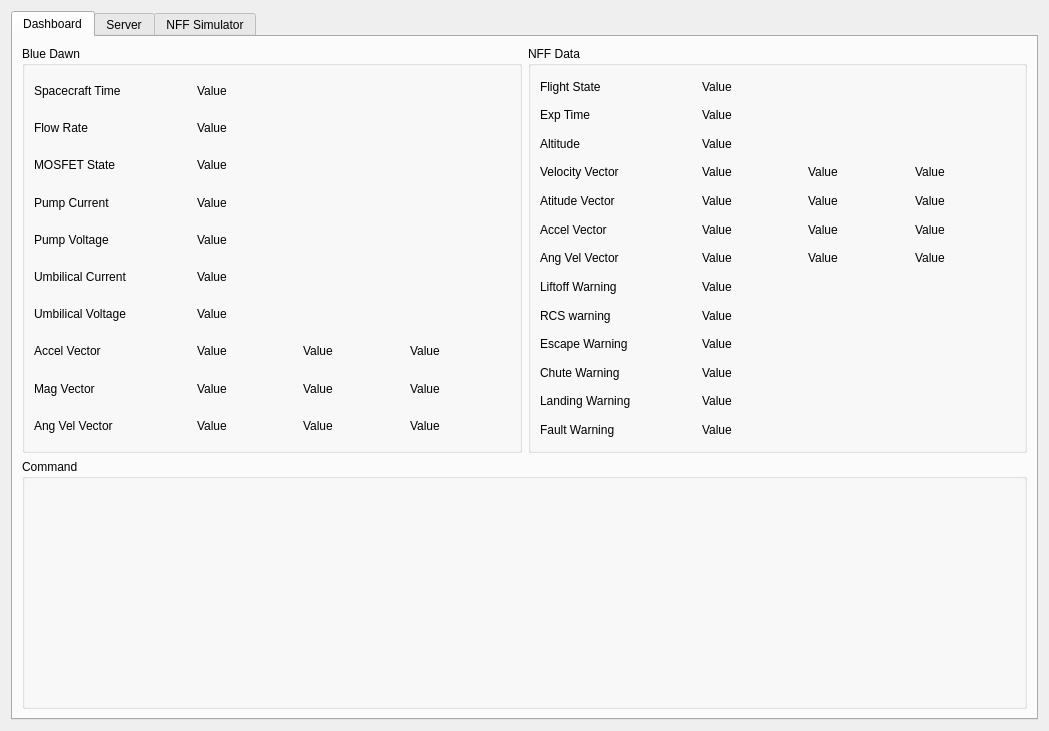
Before: the Qt Designer form GSE/monitorWindow.ui in Bruin-Spacecraft-Group/Rapid-Blue-Dawn-Ground-Testing, drawn with Qt 5.
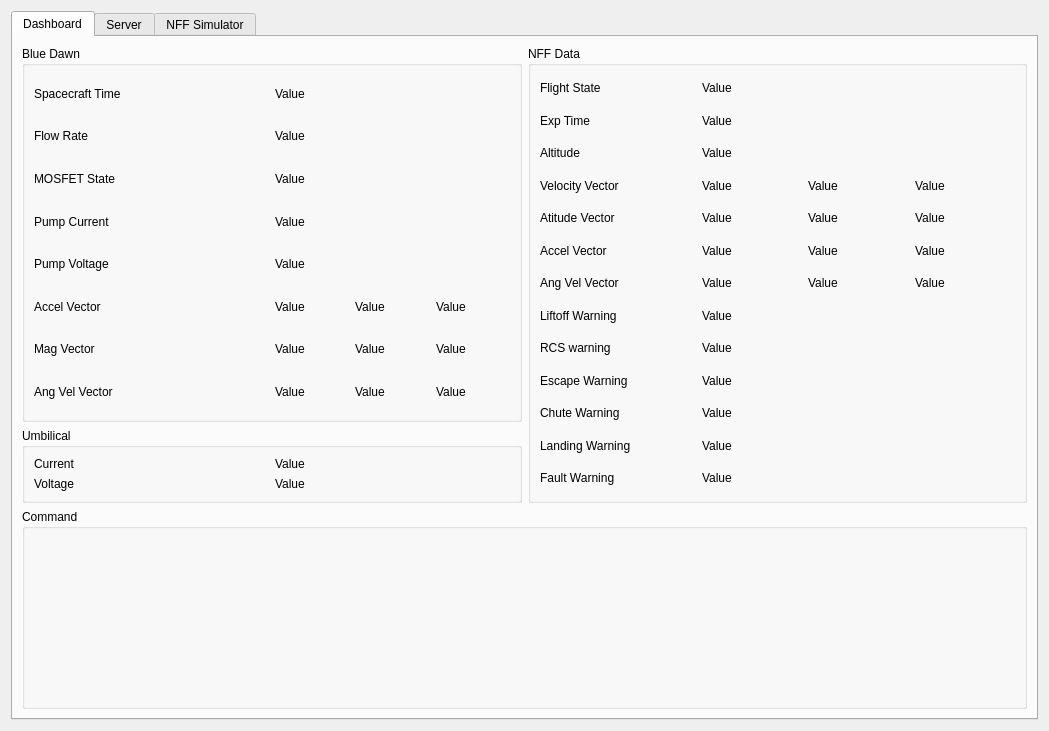
After: the same form once the commit is applied. The open tabs and pages were chosen to show the change. Icons and pictures are not drawn.

What changed in the file:
```diff
--- a/GSE/monitorWindow.ui
+++ b/GSE/monitorWindow.ui
@@ -31,6 +31,8 @@
        <item>
         <layout class="QHBoxLayout" name="horizontalLayout" stretch="1,1">
          <item>
+          <layout class="QVBoxLayout" name="verticalLayout_8" stretch="1,0">
+           <item>
           <widget class="QGroupBox" name="sc_groupbox">
            <property name="title">
             <string>Blue Dawn</string>
@@ -38,16 +40,30 @@
            <property name="flat">
             <bool>false</bool>
            </property>
-           <layout class="QGridLayout" name="gridLayout_3" columnstretch="1,2">
-            <item row="5" column="1">
-             <widget class="QLabel" name="current">
+             <layout class="QGridLayout" name="gridLayout">
+              <item row="0" column="0">
+               <widget class="QLabel" name="spacecraft_time_name">
+                <property name="text">
+                 <string>Spacecraft Time</string>
+                </property>
+               </widget>
+              </item>
+              <item row="0" column="1">
+               <widget class="QLabel" name="spacecraft_time">
               <property name="text">
                <string>Value</string>
               </property>
              </widget>
             </item>
-            <item row="6" column="1">
-             <widget class="QLabel" name="voltage">
+              <item row="1" column="0">
+               <widget class="QLabel" name="flow_rate_name">
+                <property name="text">
+                 <string>Flow Rate</string>
+                </property>
+               </widget>
+              </item>
+              <item row="1" column="1">
+               <widget class="QLabel" name="flow_rate">
               <property name="text">
                <string>Value</string>
               </property>
@@ -60,28 +76,81 @@
               </property>
              </widget>
             </item>
+              <item row="2" column="1">
+               <widget class="QLabel" name="mosfet_state">
+                <property name="text">
+                 <string>Value</string>
+                </property>
+               </widget>
+              </item>
+              <item row="3" column="0">
+               <widget class="QLabel" name="label_3">
+                <property name="text">
+                 <string>Pump Current</string>
+                </property>
+               </widget>
+              </item>
+              <item row="3" column="1">
+               <widget class="QLabel" name="pump_current">
+                <property name="text">
+                 <string>Value</string>
+                </property>
+               </widget>
+              </item>
+              <item row="4" column="0">
+               <widget class="QLabel" name="label_6">
+                <property name="text">
+                 <string>Pump Voltage</string>
+                </property>
+               </widget>
+              </item>
+              <item row="4" column="1">
+               <widget class="QLabel" name="pump_voltage">
+                <property name="text">
+                 <string>Value</string>
+                </property>
+               </widget>
+              </item>
             <item row="5" column="0">
-             <widget class="QLabel" name="current_name">
+               <widget class="QLabel" name="label_19">
               <property name="text">
-               <string>Umbilical Current</string>
+                 <string>Accel Vector</string>
               </property>
              </widget>
             </item>
-            <item row="9" column="0">
-             <widget class="QLabel" name="label_21">
+              <item row="5" column="1">
+               <layout class="QHBoxLayout" name="horizontalLayout_2">
+                <item>
+                 <widget class="QLabel" name="sc_acceleration_x">
               <property name="text">
-               <string>Ang Vel Vector</string>
+                   <string>Value</string>
               </property>
              </widget>
             </item>
-            <item row="8" column="0">
+                <item>
+                 <widget class="QLabel" name="sc_acceleration_y">
+                  <property name="text">
+                   <string>Value</string>
+                  </property>
+                 </widget>
+                </item>
+                <item>
+                 <widget class="QLabel" name="sc_acceleration_z">
+                  <property name="text">
+                   <string>Value</string>
+                  </property>
+                 </widget>
+                </item>
+               </layout>
+              </item>
+              <item row="6" column="0">
              <widget class="QLabel" name="label_20">
               <property name="text">
                <string>Mag Vector</string>
               </property>
              </widget>
             </item>
-            <item row="8" column="1">
+              <item row="6" column="1">
              <layout class="QHBoxLayout" name="horizontalLayout_3">
               <item>
                <widget class="QLabel" name="sc_mag_x">
@@ -106,7 +175,14 @@
               </item>
              </layout>
             </item>
-            <item row="9" column="1">
+              <item row="7" column="0">
+               <widget class="QLabel" name="label_21">
+                <property name="text">
+                 <string>Ang Vel Vector</string>
+                </property>
+               </widget>
+              </item>
+              <item row="7" column="1">
              <layout class="QHBoxLayout" name="horizontalLayout_4">
               <item>
                <widget class="QLabel" name="sc_ang_vel_x">
@@ -131,110 +207,53 @@
               </item>
              </layout>
             </item>
-            <item row="3" column="1">
-             <widget class="QLabel" name="pump_current">
-              <property name="text">
-               <string>Value</string>
-              </property>
-             </widget>
-            </item>
-            <item row="3" column="0">
-             <widget class="QLabel" name="label_3">
-              <property name="text">
-               <string>Pump Current</string>
-              </property>
-             </widget>
-            </item>
-            <item row="1" column="1">
-             <widget class="QLabel" name="flow_rate">
-              <property name="text">
-               <string>Value</string>
-              </property>
-             </widget>
-            </item>
+             </layout>
+            </widget>
+           </item>
+           <item>
+            <widget class="QGroupBox" name="ub_groupbox">
+             <property name="sizePolicy">
+              <sizepolicy hsizetype="Preferred" vsizetype="Minimum">
+               <horstretch>0</horstretch>
+               <verstretch>0</verstretch>
+              </sizepolicy>
+             </property>
+             <property name="title">
+              <string>Umbilical</string>
+             </property>
+             <layout class="QGridLayout" name="gridLayout_3">
             <item row="0" column="0">
-             <widget class="QLabel" name="spacecraft_time_name">
+               <widget class="QLabel" name="current_name">
               <property name="text">
-               <string>Spacecraft Time</string>
+                 <string>Current</string>
               </property>
              </widget>
             </item>
-            <item row="2" column="1">
-             <widget class="QLabel" name="mosfet_state">
+              <item row="0" column="1">
+               <widget class="QLabel" name="current">
               <property name="text">
                <string>Value</string>
               </property>
              </widget>
             </item>
-            <item row="6" column="0">
+              <item row="1" column="0">
              <widget class="QLabel" name="voltage_name">
               <property name="text">
-               <string>Umbilical Voltage</string>
+                 <string>Voltage</string>
               </property>
              </widget>
             </item>
-            <item row="7" column="0">
-             <widget class="QLabel" name="label_19">
+              <item row="1" column="1">
+               <widget class="QLabel" name="voltage">
               <property name="text">
-               <string>Accel Vector</string>
-              </property>
-             </widget>
-            </item>
-            <item row="0" column="1">
-             <widget class="QLabel" name="spacecraft_time">
-              <property name="text">
                <string>Value</string>
               </property>
              </widget>
             </item>
-            <item row="1" column="0">
-             <widget class="QLabel" name="flow_rate_name">
-              <property name="text">
-               <string>Flow Rate</string>
-              </property>
-             </widget>
-            </item>
-            <item row="7" column="1">
-             <layout class="QHBoxLayout" name="horizontalLayout_2">
-              <item>
-               <widget class="QLabel" name="sc_acceleration_x">
-                <property name="text">
-                 <string>Value</string>
-                </property>
-               </widget>
-              </item>
-              <item>
-               <widget class="QLabel" name="sc_acceleration_y">
-                <property name="text">
-                 <string>Value</string>
-                </property>
-               </widget>
-              </item>
-              <item>
-               <widget class="QLabel" name="sc_acceleration_z">
-                <property name="text">
-                 <string>Value</string>
-                </property>
-               </widget>
-              </item>
              </layout>
-            </item>
-            <item row="4" column="0">
-             <widget class="QLabel" name="label_6">
-              <property name="text">
-               <string>Pump Voltage</string>
-              </property>
-             </widget>
-            </item>
-            <item row="4" column="1">
-             <widget class="QLabel" name="pump_voltage">
-              <property name="text">
-               <string>Value</string>
-              </property>
-             </widget>
-            </item>
-           </layout>
-          </widget>
+            </widget>
+           </item>
+          </layout>
          </item>
          <item>
           <widget class="QGroupBox" name="nff_groupbox">
@@ -503,6 +522,12 @@
        </item>
        <item>
         <widget class="QGroupBox" name="command_groupbox">
+         <property name="minimumSize">
+          <size>
+           <width>0</width>
+           <height>200</height>
+          </size>
+         </property>
          <property name="maximumSize">
           <size>
            <width>16777215</width>
```
Left out of the diff: 2 changed lines with no effect on the pictures. Lines whose indentation alone changed are shown as unchanged.
